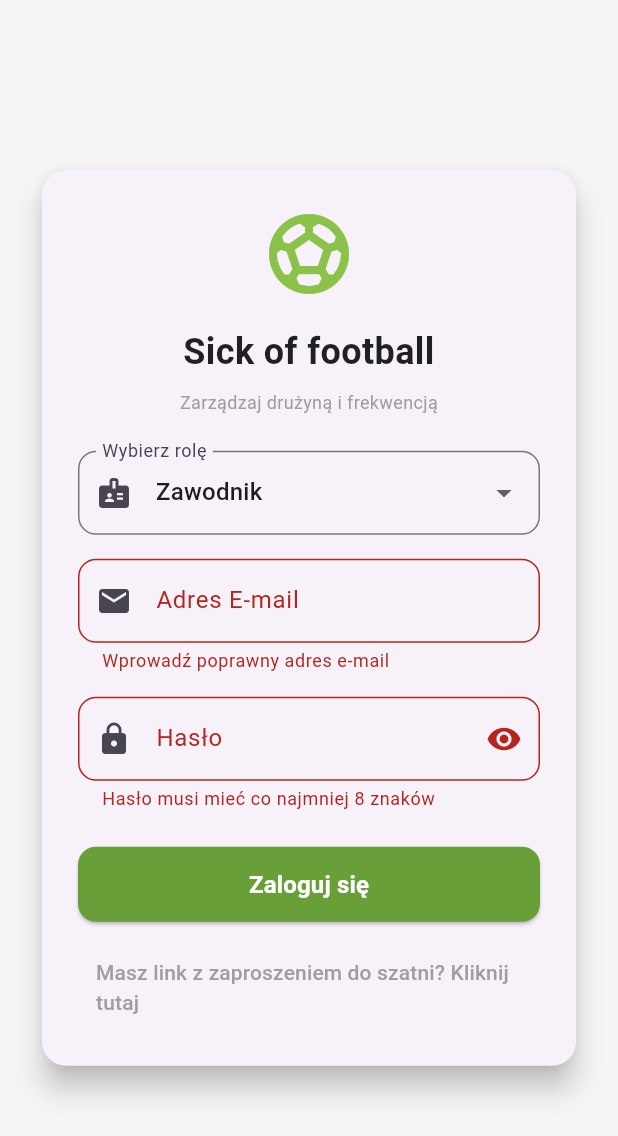
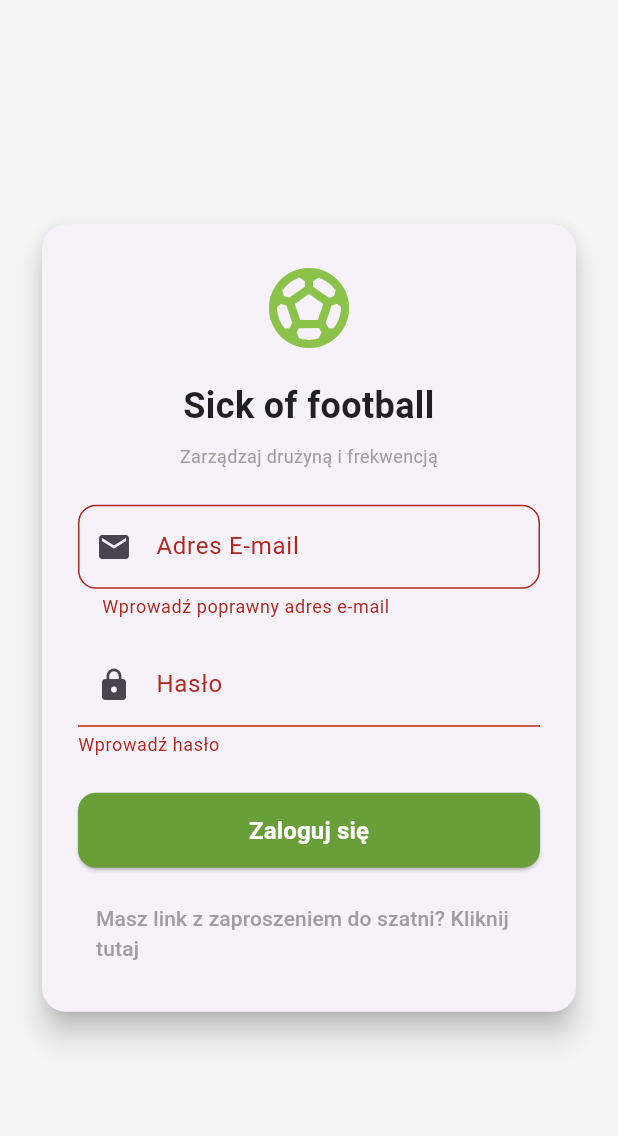
Before and after one commit to bb305087/Sick-of-football, a Flutter app: the screen it shows after launch, after a tap on "Zaloguj się", on a phone screen of 412 x 824 dp. Shown: the top 1136 px of the screen. Run offline on Flutter 3.47's test engine with Material 3 defaults, Android fonts, the phone set to English and light mode, and no system bars.

Commit message:
Dashboard dla zawodnika i trenera oraz nawigacja z podziałem na role, usunięcie wyboru roli przy logowaniu

```diff
--- a/lib/presentation/screens/auth/login_screen.dart
+++ b/lib/presentation/screens/auth/login_screen.dart
@@ -1,4 +1,5 @@
 import 'package:flutter/material.dart';
+import '../dashboard_screen.dart';
 
 class LoginScreen extends StatefulWidget {
   const LoginScreen({Key? key}) : super(key: key);
@@ -21,27 +22,60 @@ class _LoginScreenState extends State<LoginScreen> {
   bool _isLoading = false;
   bool _obscurePassword = true;
 
+  // Zmień zawartość metody _handleLogin w pliku login_screen.dart
+
+  // Zaktualizowana metoda _handleLogin w login_screen.dart
+
   void _handleLogin() {
     if (_formKey.currentState!.validate()) {
+      final email = _emailController.text.trim().toLowerCase();
+      final password = _passwordController.text;
+
+      // Dane dostępowe dla Trenera
+      const String coachEmail = 'admin';
+      const String coachPassword = 'admin';
+
+      String userRole = 'Zawodnik';
+
+      // Jeśli podano e-mail trenera, weryfikujemy jego hasło
+      if (email == coachEmail) {
+        if (password != coachPassword) {
+          _showErrorSnackBar('Nieprawidłowe hasło dla konta Trenera.');
+          return;
+        }
+        userRole = 'Trener';
+      }
+
       setState(() {
         _isLoading = true;
       });
 
-      // Symulacja żądania logowania do backendu FastAPI (JWT)
-      Future.delayed(const Duration(seconds: 2), () {
+      Future.delayed(const Duration(seconds: 1), () {
+        if (!mounted) return;
+
         setState(() {
           _isLoading = false;
         });
 
-        // Tutaj nastąpi zapis tokenów do flutter_secure_storage
-        ScaffoldMessenger.of(context).showSnackBar(
-          SnackBar(
-            content: Text('Zalogowano pomyślnie jako: $_selectedRole!'),
-            backgroundColor: Colors.lightGreen,
+        // Przejście do Dashboardu z automatycznie wyznaczoną rolą
+        Navigator.of(context).push(
+          MaterialPageRoute(
+            builder: (context) => DashboardScreen(userRole: userRole),
           ),
         );
       });
     }
+  }
+
+// Pomocnicza metoda do wyświetlania komunikatów o błędzie
+  void _showErrorSnackBar(String message) {
+    ScaffoldMessenger.of(context).showSnackBar(
+      SnackBar(
+        content: Text(message),
+        backgroundColor: Colors.red[700],
+        behavior: SnackBarBehavior.floating,
+      ),
+    );
   }
 
   @override
@@ -98,34 +132,6 @@ class _LoginScreenState extends State<LoginScreen> {
                     ),
                     const SizedBox(height: 24),
 
-                    // Wybór Roli (Trener / Zawodnik)
-                    DropdownButtonFormField<String>(
-                      value: _selectedRole,
-                      decoration: InputDecoration(
-                        labelText: 'Wybierz rolę',
-                        border: OutlineInputBorder(
-                          borderRadius: BorderRadius.circular(12),
-                        ),
-                        prefixIcon: const Icon(Icons.badge),
-                      ),
-                      items: const [
-                        DropdownMenuItem(
-                          value: 'Zawodnik',
-                          child: Text('Zawodnik'),
-                        ),
-                        DropdownMenuItem(
-                          value: 'Trener',
-                          child: Text('Trener (Admin)'),
-                        ),
-                      ],
-                      onChanged: (value) {
-                        setState(() {
-                          _selectedRole = value!;
-                        });
-                      },
-                    ),
-                    const SizedBox(height: 16),
-
                     // Pole E-mail
                     TextFormField(
                       controller: _emailController,
@@ -138,6 +144,13 @@ class _LoginScreenState extends State<LoginScreen> {
                         prefixIcon: const Icon(Icons.email),
                       ),
                       validator: (value) {
+                        // Pobieramy aktualnie wpisany e-mail z kontrolera
+                        const String coachEmail = 'admin';
+
+                        // Jeśli to konto trenera, pomijamy sprawdzanie poprawności maila
+                        if (value == coachEmail) {
+                          return null;
+                        }
                         if (value == null || value.isEmpty || !value.contains('@')) {
                           cache:
                           return 'Wprowadź poprawny adres e-mail';
@@ -150,30 +163,30 @@ class _LoginScreenState extends State<LoginScreen> {
                     // Pole Hasło
                     TextFormField(
                       controller: _passwordController,
-                      obscureText: _obscurePassword,
-                      decoration: InputDecoration(
+                      obscureText: true,
+                      decoration: const InputDecoration(
                         labelText: 'Hasło',
-                        border: OutlineInputBorder(
-                          borderRadius: BorderRadius.circular(12),
-                        ),
-                        prefixIcon: const Icon(Icons.lock),
-                        suffixIcon: IconButton(
-                          icon: Icon(
-                            _obscurePassword
-                                ? Icons.visibility
-                                : Icons.visibility_off,
-                          ),
-                          onPressed: () {
-                            setState(() {
-                              _obscurePassword = !_obscurePassword;
-                            });
-                          },
-                        ),
+                        prefixIcon: Icon(Icons.lock),
                       ),
                       validator: (value) {
-                        if (value == null || value.length < 8) {
+                        if (value == null || value.isEmpty) {
+                          return 'Wprowadź hasło';
+                        }
+
+                        // Pobieramy aktualnie wpisany e-mail z kontrolera
+                        final email = _emailController.text.trim().toLowerCase();
+                        const String coachEmail = 'admin';
+
+                        // Jeśli to konto trenera, pomijamy sprawdzanie długości (pozwalamy na krótkie hasło do testów)
+                        if (email == coachEmail) {
+                          return null;
+                        }
+
+                        // Standardowa walidacja długości dla pozostałych użytkowników
+                        if (value.length < 8) {
                           return 'Hasło musi mieć co najmniej 8 znaków';
                         }
+
                         return null;
                       },
                     ),
```
Also changed, not shown: lib/presentation/screens/dashboard_screen.dart (added, +228 -0 lines).
